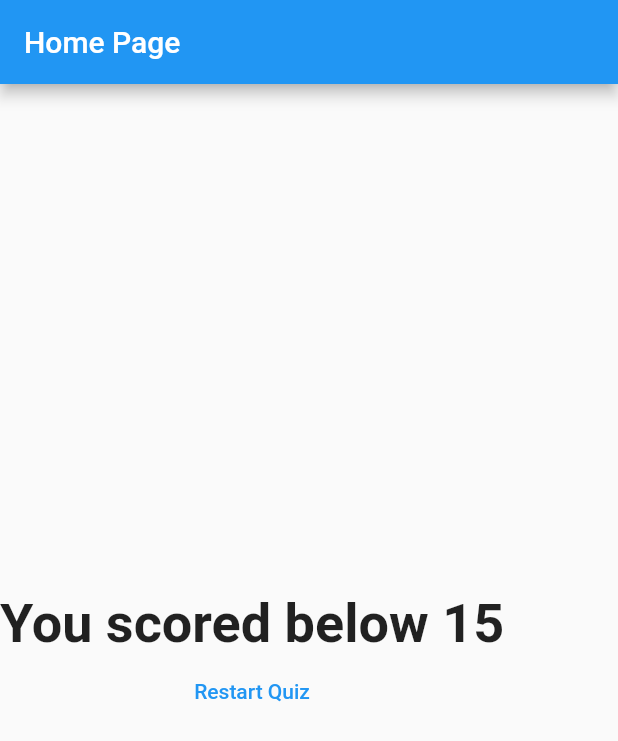
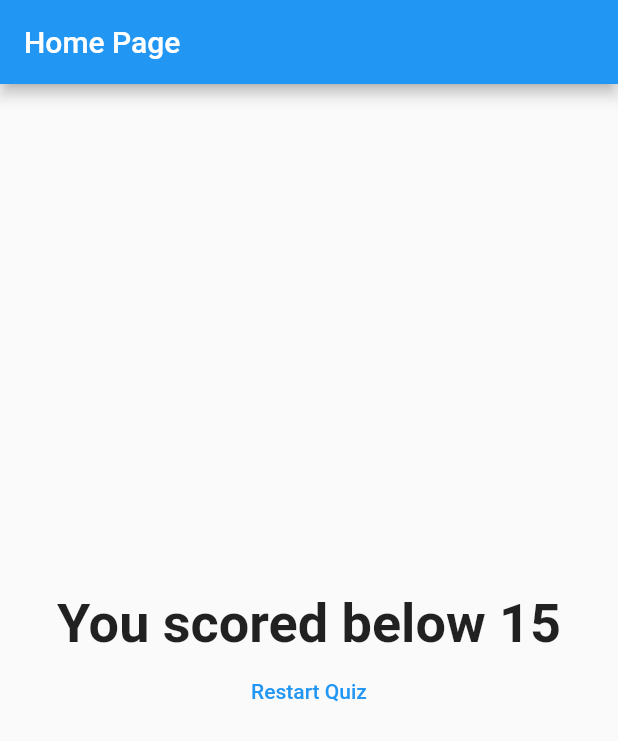
Before and after one commit to jacobia21/FlutterQuizApp, a Flutter app: the screen it shows after launch, after a tap on "Red", after a tap on "Monkey", after a tap on "English", on a phone screen of 412 x 824 dp. Shown: the top 741 px of the screen. Run offline on Flutter 3.47's test engine with Material 2 defaults, Android fonts, the phone set to English and light mode, and no system bars.

```diff
--- a/lib/main.dart
+++ b/lib/main.dart
@@ -57,11 +57,6 @@ class _MyAppState extends State<MyApp> {
     setState(() {
       _questionIndex = _questionIndex + 1;
     });
-    if (_questionIndex < _questions.length) {
-      print('We have more questions!');
-    } else {
-      print('No more questions!');
-    }
   }
 
   @override
--- a/lib/result.dart
+++ b/lib/result.dart
@@ -24,18 +24,23 @@ class Result extends StatelessWidget {
     return Column(
       mainAxisAlignment: MainAxisAlignment.center,
       children: <Widget>[
-        Text(
-          resultPhrase,
-          style: TextStyle(
-            fontSize: 36,
-            fontWeight: FontWeight.bold,
+        Container(
+          width: double.infinity,
+          child: Text(
+            resultPhrase,
+            style: TextStyle(
+              fontSize: 36,
+              fontWeight: FontWeight.bold,
+            ),
+            textAlign: TextAlign.center,
           ),
-          textAlign: TextAlign.center,
         ),
         FlatButton(
             onPressed: resetHandler,
             textColor: Colors.blue,
-            child: Text('Restart Quiz')),
+            child: Text(
+              'Restart Quiz',
+            )),
       ],
     );
   }
```
